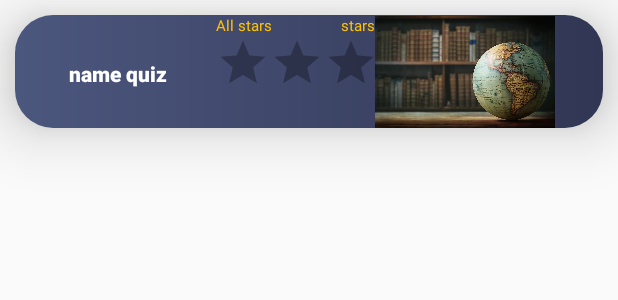
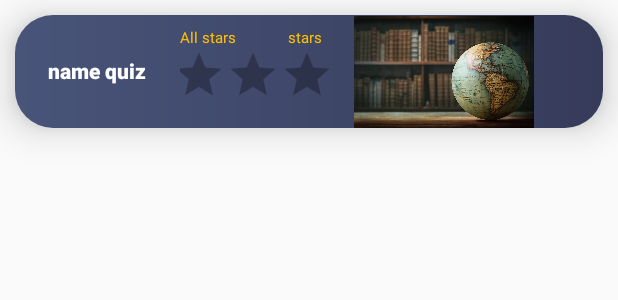
Before and after one commit to tpov/SchoolQuiz, an Android app: the layout activity_main_item.xml on its own in the app's theme, with its tools: preview values and no code run, on a phone screen of 412 x 824 dp. Shown: the top 300 px of the screen. Run offline under Robolectric (Android 15) with nearby library versions, the phone set to English and light mode, and no system bars; Roboto replaces fonts that are not available here.

Commit message:
Edit: main colors+

```diff
--- a/app/src/main/java/com/tpov/schoolquiz/presentation/splashscreen/SplashScreen.kt
+++ b/app/src/main/java/com/tpov/schoolquiz/presentation/splashscreen/SplashScreen.kt
@@ -7,6 +7,8 @@ import android.content.BroadcastReceiver
 import android.content.Context
 import android.content.Intent
 import android.content.IntentFilter
+import android.graphics.Bitmap
+import android.graphics.BitmapFactory
 import android.os.Build
 import android.os.Bundle
 import android.util.Log
@@ -152,10 +154,14 @@ class SplashScreen : AppCompatActivity() {
             notificationManager.createNotificationChannel(notificationChannel)
         }
 
+        val largeIcon = BitmapFactory.decodeResource(resources, R.mipmap.ic_launcher3)
+        val smallIcon = Bitmap.createScaledBitmap(largeIcon, 128, 128, false)
+
         val notification = NotificationCompat.Builder(this, CHANNEL_ID)
             .setContentTitle(title)
             .setContentText(name)
             .setSmallIcon(R.mipmap.ic_launcher3)
+            .setLargeIcon(smallIcon)
             .build()
         notificationManager.notify(1, notification)
     }
--- a/app/src/main/res/layout/activity_main.xml
+++ b/app/src/main/res/layout/activity_main.xml
@@ -6,6 +6,7 @@
     android:layout_height="match_parent"
     android:background="@color/design3_main_end"
     android:id="@+id/view_background">
+
 
     <androidx.fragment.app.FragmentContainerView
         android:id="@+id/title_fragment"
@@ -27,13 +28,13 @@
         android:layout_width="0dp"
         android:layout_height="50dp"
         android:background="@color/design3_main_end"
+        app:itemIconTint="@drawable/nav_item_color_state"
         app:itemTextColor="@color/checked_item_menu"
         app:layout_constraintBottom_toBottomOf="parent"
         app:layout_constraintEnd_toEndOf="parent"
-        app:itemIconTint="@drawable/nav_item_color_state"
+        app:layout_constraintHorizontal_bias="0.0"
         app:layout_constraintStart_toStartOf="parent"
         app:menu="@menu/menu_title_activity" />
-
 
     <LinearLayout
         android:id="@+id/cv"
--- a/app/src/main/res/layout/activity_main_item.xml
+++ b/app/src/main/res/layout/activity_main_item.xml
@@ -6,7 +6,7 @@
     android:background="@drawable/rounded_corners"
     android:outlineSpotShadowColor="#000000"
     android:layout_margin="10dp"
-    android:elevation="25dp"
+    android:elevation="15dp"
     android:layout_width="match_parent"
     android:layout_height="wrap_content">
 
@@ -15,8 +15,6 @@
         android:layout_width="0dp"
         android:layout_height="wrap_content"
         android:orientation="vertical"
-        android:outlineSpotShadowColor="#000000"
-        android:elevation="25dp"
         app:layout_constraintBottom_toBottomOf="parent"
         app:layout_constraintEnd_toEndOf="parent"
         app:layout_constraintStart_toStartOf="parent"
@@ -27,25 +25,17 @@
             android:layout_height="wrap_content"
             android:background="@color/backgraund_item_front_activity"
             android:orientation="horizontal"
-            android:outlineSpotShadowColor="#000000"
-            android:elevation="25dp"
             app:layout_constraintBottom_toBottomOf="parent"
             app:layout_constraintEnd_toEndOf="parent"
             app:layout_constraintStart_toStartOf="parent"
             app:layout_constraintTop_toTopOf="parent">
 
-            <LinearLayout
-                android:layout_width="4dp"
-                android:layout_height="match_parent"
-                android:orientation="horizontal">
-
-            </LinearLayout>
 
             <Button
                 android:id="@+id/main_title_button"
-                android:layout_width="130dp"
+                android:layout_width="110dp"
                 android:layout_height="wrap_content"
-                android:layout_marginTop="15dp"
+                android:layout_gravity="center"
                 android:background="@null"
                 android:inputType="textAutoCorrect"
                 android:text="name quiz"
@@ -65,6 +55,8 @@
                     <LinearLayout
                         android:layout_width="match_parent"
                         android:layout_height="match_parent"
+                        android:layout_marginTop="8dp"
+                        android:layout_marginEnd="21dp"
                         android:orientation="horizontal">
 
                         <TextView
@@ -96,6 +88,7 @@
                         android:layout_width="106dp"
                         android:layout_height="wrap_content"
                         android:layout_gravity="center|center_vertical"
+                        android:layout_marginEnd="10dp"
                         android:background="#003A3A3A"
                         android:foregroundGravity="center_vertical|center"
                         android:numStars="3"
--- a/app/src/main/res/layout/title_fragment.xml
+++ b/app/src/main/res/layout/title_fragment.xml
@@ -5,8 +5,7 @@
     android:id="@+id/swipe_refresh_layout"
     android:layout_width="match_parent"
     android:layout_height="match_parent"
-    android:background="@drawable/db_design3_main"
-    android:elevation="20dp">
+    android:background="@drawable/db_design3_main">
 
     <androidx.cardview.widget.CardView
         android:layout_width="match_parent"
--- a/app/src/main/res/values/colors.xml
+++ b/app/src/main/res/values/colors.xml
@@ -18,9 +18,9 @@
 
     <color name="backgraund_item_front_activity">#00124F5E</color>
 
-    <color name="design3_main_start">#4C577E</color>
+    <color name="design3_main_start">#485479</color>
     <color name="design3_main_end">#242C41</color>
-    <color name="design3_main_middle">#313654</color>
+    <color name="design3_main_middle">#363B5A</color>
     <color name="design3_top_start">#9485F2</color>
     <color name="design3_top_end">#5040B8</color>
     <color name="checked_item_menu">#FFFFFF</color>
```
